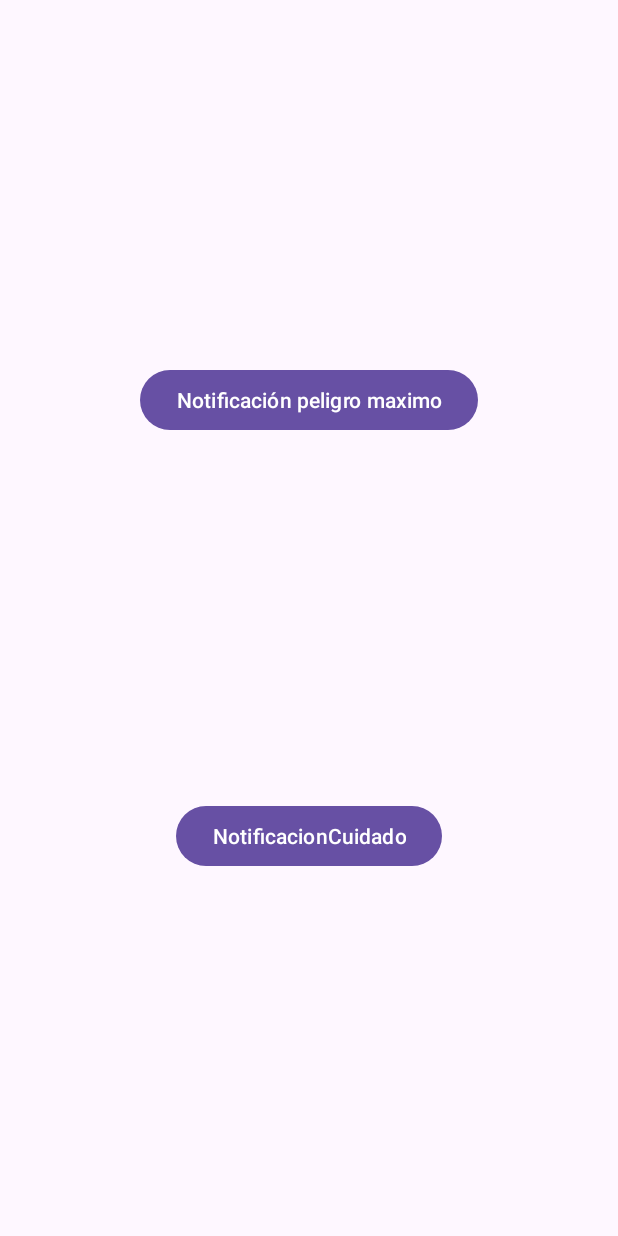
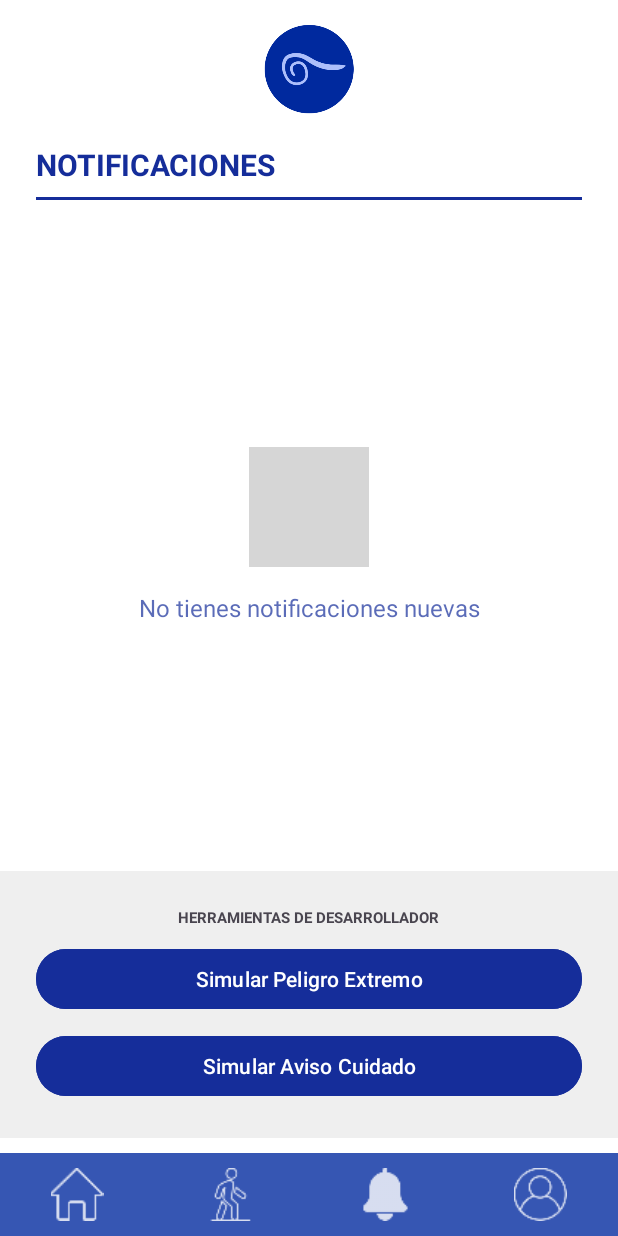
Before and after one commit to Ferraann/ProyectoBiometria, an Android app: the NotificacionesActivity screen opened directly, with no data from a screen before it, on a phone screen of 412 x 824 dp. Run offline under Robolectric (Android 15) with nearby library versions, the phone set to English and light mode, and no system bars; grey boxes are pictures that could not be loaded.

Commit message:
ajuste en las pantallas y toolbar casi funcional

```diff
--- a/src/android/app/src/main/java/com/example/grupo5/aitherapp/activitysApp/HomeActivity.java
+++ b/src/android/app/src/main/java/com/example/grupo5/aitherapp/activitysApp/HomeActivity.java
@@ -30,6 +30,20 @@ public class HomeActivity extends AppCompatActivity {
         ImageView btnHome = findViewById(R.id.nav_home);
         if (btnHome != null) {
             btnHome.setSelected(true);
+        }
+
+        ImageView btnBell = findViewById(R.id.nav_bell);
+        if (btnBell != null) {
+            btnBell.setOnClickListener(v -> {
+                Intent intent = new Intent(HomeActivity.this, NotificacionesActivity.class);
+                startActivity(intent);
+                overridePendingTransition(0, 0);
+            });
+        }
+
+        ImageView btnPerfil = findViewById(R.id.nav_profile);
+        if (btnPerfil != null) {
+            btnPerfil.setOnClickListener(this::botonEditarPerfil); // Reutilizamos tu método existente
         }
 
         // ----------------------
--- a/src/android/app/src/main/java/com/example/grupo5/aitherapp/activitysApp/NotificacionesActivity.java
+++ b/src/android/app/src/main/java/com/example/grupo5/aitherapp/activitysApp/NotificacionesActivity.java
@@ -13,6 +13,7 @@ import android.os.Looper;
 import android.os.VibrationEffect;
 import android.os.Vibrator;
 import android.view.View;
+import android.widget.ImageView;
 
 import androidx.appcompat.app.AppCompatActivity;
 import androidx.core.app.ActivityCompat;
@@ -41,6 +42,40 @@ public class NotificacionesActivity extends AppCompatActivity {
         super.onCreate(savedInstanceState);
         setContentView(R.layout.activity_notificaciones);
         crearCanal();
+        configurarToolbar();
+    }
+
+    //Método nuevo para gestionar la barra de abajo
+    private void configurarToolbar() {
+        // 1. Resaltar el icono de la CAMPANA (porque estamos en notificaciones)
+        ImageView btnBell = findViewById(R.id.nav_bell);
+        if (btnBell != null) {
+            btnBell.setSelected(true); // Esto activa el selector (relleno)
+        }
+
+        // 2. Dar vida al botón de CASA para volver al Home
+        ImageView btnHome = findViewById(R.id.nav_home);
+        if (btnHome != null) {
+            btnHome.setOnClickListener(v -> {
+                Intent intent = new Intent(NotificacionesActivity.this, HomeActivity.class);
+                // Estas flags evitan que se acumulen pantallas si vas y vienes muchas veces
+                intent.addFlags(Intent.FLAG_ACTIVITY_CLEAR_TOP | Intent.FLAG_ACTIVITY_SINGLE_TOP);
+                startActivity(intent);
+
+                overridePendingTransition(0, 0);
+            });
+        }
+
+        // 3. Dar vida al botón de PERFIL
+        ImageView btnPerfil = findViewById(R.id.nav_profile);
+        if (btnPerfil != null) {
+            btnPerfil.setOnClickListener(v -> {
+                Intent intent = new Intent(NotificacionesActivity.this, EditarPerfilActivity.class);
+                startActivity(intent);
+
+                overridePendingTransition(0, 0);
+            });
+        }
     }
 
     public void crearCanal(){
--- a/src/android/app/src/main/res/layout/activity_home.xml
+++ b/src/android/app/src/main/res/layout/activity_home.xml
@@ -5,7 +5,8 @@
     xmlns:tools="http://schemas.android.com/tools"
     android:layout_width="match_parent"
     android:layout_height="match_parent"
-    android:background="@color/blanco">
+    android:background="@color/blanco"
+    android:fitsSystemWindows="true">
 
     <ImageView
         android:id="@+id/logoHome"
@@ -101,15 +102,6 @@
                 android:layout_marginBottom="10dp"/>
 
             <Button
-                android:id="@+id/notificaciones"
-                android:layout_width="match_parent"
-                android:layout_height="wrap_content"
-                android:onClick="botonIrNotificaciones"
-                android:text="Notificaciones"
-                android:backgroundTint="@color/azulOscuro_Principal"
-                android:layout_marginBottom="10dp"/>
-
-            <Button
                 android:id="@+id/button5"
                 android:layout_width="match_parent"
                 android:layout_height="wrap_content"
--- a/src/android/app/src/main/res/layout/activity_main.xml
+++ b/src/android/app/src/main/res/layout/activity_main.xml
@@ -5,7 +5,8 @@
     android:layout_width="match_parent"
     android:layout_height="match_parent"
     android:background="@color/bg_azul_grisaceo"
-    android:fillViewport="true">
+    android:fillViewport="true"
+    android:fitsSystemWindows="true">
 
     <androidx.constraintlayout.widget.ConstraintLayout
         android:id="@+id/main"
--- a/src/android/app/src/main/res/layout/activity_notificaciones.xml
+++ b/src/android/app/src/main/res/layout/activity_notificaciones.xml
@@ -1,29 +1,114 @@
 <?xml version="1.0" encoding="utf-8"?>
-<androidx.constraintlayout.widget.ConstraintLayout xmlns:android="http://schemas.android.com/apk/res/android"
+<androidx.constraintlayout.widget.ConstraintLayout
+    xmlns:android="http://schemas.android.com/apk/res/android"
     xmlns:app="http://schemas.android.com/apk/res-auto"
     xmlns:tools="http://schemas.android.com/tools"
     android:layout_width="match_parent"
-    android:layout_height="match_parent">
+    android:layout_height="match_parent"
+    android:background="@color/blanco"
+    android:fitsSystemWindows="true">
 
-    <Button
-        android:id="@+id/button3"
-        android:layout_width="wrap_content"
-        android:layout_height="wrap_content"
-        android:onClick="crearNotificacionPeligroExtremo"
-        android:text="Notificación peligro maximo"
-        app:layout_constraintBottom_toTopOf="@+id/button4"
+    <ImageView
+        android:id="@+id/logoNotif"
+        android:layout_width="60dp"
+        android:layout_height="60dp"
+        android:layout_marginTop="16dp"
+        android:background="@drawable/logo_aither"
+        android:padding="10dp"
         app:layout_constraintEnd_toEndOf="parent"
         app:layout_constraintStart_toStartOf="parent"
         app:layout_constraintTop_toTopOf="parent" />
 
-    <Button
-        android:id="@+id/button4"
+    <TextView
+        android:id="@+id/txtTituloNotif"
         android:layout_width="wrap_content"
         android:layout_height="wrap_content"
-        android:text="NotificacionCuidado"
-        app:layout_constraintBottom_toBottomOf="parent"
+        android:text="NOTIFICACIONES"
+        android:textColor="@color/azulOscuro_Principal"
+        android:textSize="20sp"
+        android:textStyle="bold"
+        android:layout_marginTop="20dp"
+        android:layout_marginStart="24dp"
+        app:layout_constraintStart_toStartOf="parent"
+        app:layout_constraintTop_toBottomOf="@+id/logoNotif" />
+
+    <View
+        android:id="@+id/lineaSeparadora"
+        android:layout_width="0dp"
+        android:layout_height="2dp"
+        android:background="@color/azulOscuro_Principal"
+        android:layout_marginTop="8dp"
+        android:layout_marginEnd="24dp"
+        app:layout_constraintEnd_toEndOf="parent"
+        app:layout_constraintStart_toStartOf="@+id/txtTituloNotif"
+        app:layout_constraintTop_toBottomOf="@+id/txtTituloNotif" />
+
+    <LinearLayout
+        android:layout_width="wrap_content"
+        android:layout_height="wrap_content"
+        android:gravity="center"
+        android:orientation="vertical"
+        android:alpha="0.7"
+        app:layout_constraintBottom_toTopOf="@+id/layoutBotonesPrueba"
         app:layout_constraintEnd_toEndOf="parent"
         app:layout_constraintStart_toStartOf="parent"
-        app:layout_constraintTop_toBottomOf="@+id/button3" />
+        app:layout_constraintTop_toBottomOf="@+id/lineaSeparadora">
+
+        <ImageView
+            android:layout_width="80dp"
+            android:layout_height="80dp"
+            android:src="@drawable/ic_bell"
+            app:tint="@color/azulOscuro_Principal"/>
+        <TextView
+            android:layout_width="wrap_content"
+            android:layout_height="wrap_content"
+            android:text="No tienes notificaciones nuevas"
+            android:textColor="@color/azulOscuro_Principal"
+            android:textSize="16sp"
+            android:layout_marginTop="16dp"/>
+    </LinearLayout>
+
+    <LinearLayout
+        android:id="@+id/layoutBotonesPrueba"
+        android:layout_width="match_parent"
+        android:layout_height="wrap_content"
+        android:orientation="vertical"
+        android:padding="24dp"
+        android:background="#10000000"
+        android:layout_marginBottom="10dp"
+        app:layout_constraintBottom_toTopOf="@+id/toolbar">
+
+        <TextView
+            android:layout_width="wrap_content"
+            android:layout_height="wrap_content"
+            android:text="HERRAMIENTAS DE DESARROLLADOR"
+            android:textSize="10sp"
+            android:textStyle="bold"
+            android:layout_gravity="center"
+            android:layout_marginBottom="10dp"/>
+
+        <Button
+            android:id="@+id/button3"
+            android:layout_width="match_parent"
+            android:layout_height="wrap_content"
+            android:onClick="crearNotificacionPeligroExtremo"
+            android:text="Simular Peligro Extremo"
+            android:backgroundTint="@color/azulOscuro_Principal"/>
+
+        <Button
+            android:id="@+id/button4"
+            android:layout_width="match_parent"
+            android:layout_height="wrap_content"
+            android:text="Simular Aviso Cuidado"
+            android:backgroundTint="@color/azulOscuro_Principal"
+            android:layout_marginTop="10dp"/>
+    </LinearLayout>
+
+    <include
+        android:id="@+id/toolbar"
+        layout="@layout/toolbar"
+        android:layout_width="match_parent"
+        android:layout_height="55dp"
+        app:layout_constraintBottom_toBottomOf="parent"/>
 
 </androidx.constraintlayout.widget.ConstraintLayout>
--- a/src/android/app/src/main/res/layout/activity_registro.xml
+++ b/src/android/app/src/main/res/layout/activity_registro.xml
@@ -5,12 +5,14 @@
     android:layout_width="match_parent"
     android:layout_height="match_parent"
     android:background="@color/bg_azul_grisaceo"
-    android:fillViewport="true">
+    android:fillViewport="true"
+    android:fitsSystemWindows="true">
 
     <androidx.constraintlayout.widget.ConstraintLayout
         android:layout_width="match_parent"
         android:layout_height="wrap_content"
-        android:padding="24dp">
+        android:padding="24dp"
+        android:paddingBottom="100dp">
 
         <ImageView
             android:id="@+id/logoApp"
--- a/src/android/app/src/main/res/layout/toolbar.xml
+++ b/src/android/app/src/main/res/layout/toolbar.xml
@@ -19,6 +19,7 @@
         android:clickable="true"
         app:tint="@color/blanco" />
     <ImageView
+        android:id="@+id/nav_walk"
         android:layout_width="0dp"
         android:layout_height="35dp"
         android:layout_weight="1"
@@ -26,6 +27,7 @@
         android:clickable="true"
         app:tint="@color/blanco" />
     <ImageView
+        android:id="@+id/nav_bell"
         android:layout_width="0dp"
         android:layout_height="35dp"
         android:layout_weight="1"
@@ -33,6 +35,7 @@
         android:clickable="true"
         app:tint="@color/blanco" />
     <ImageView
+        android:id="@+id/nav_profile"
         android:layout_width="0dp"
         android:layout_height="35dp"
         android:layout_weight="1"
```
Also changed, not shown: src/android/app/src/main/AndroidManifest.xml (+6 -2 lines), src/android/app/src/main/res/drawable-hdpi/ic_edit.png (added), src/android/app/src/main/res/drawable-mdpi/ic_edit.png (added), src/android/app/src/main/res/drawable-xhdpi/ic_edit.png (added), src/android/app/src/main/res/drawable-xxhdpi/ic_edit.png (added), src/android/app/src/main/res/drawable-xxxhdpi/ic_edit.png (added).
